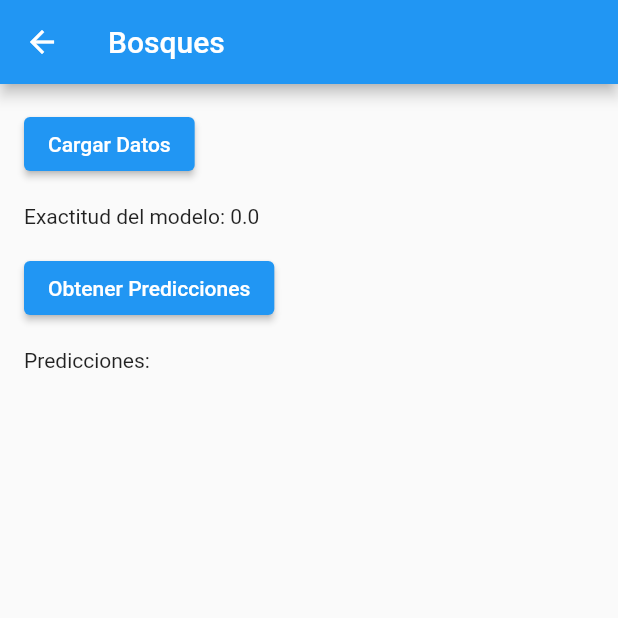
After one commit to Fernando1612/data_mining_project, a Flutter app: the BosquesScreen screen opened directly, after a tap on "Obtener Predicciones", on a phone screen of 412 x 824 dp, the top half of it. The commit adds this screen. Run offline on Flutter 3.47's test engine with Material 2 defaults, Android fonts, the phone set to English and light mode, and no system bars; our stand-ins replace csv, file_picker; network calls fail.

Commit message:
Added forest part 1

```diff
--- /dev/null
+++ b/lib/bosques.dart
@@ -0,0 +1,82 @@
+import 'package:flutter/material.dart';
+import 'package:http/http.dart' as http;
+import 'dart:convert';
+
+class BosquesScreen extends StatefulWidget {
+  @override
+  _BosquesScreenState createState() => _BosquesScreenState();
+}
+
+class _BosquesScreenState extends State<BosquesScreen> {
+  double accuracy = 0.0;
+  List<dynamic> predictions = [];
+  Future<void> cargarDatos() async {
+    final url = Uri.parse('http://127.0.0.1:5000/?target_column=clase_objetivo');
+    final response = await http.get(url);
+    if (response.statusCode == 200) {
+      final data = json.decode(response.body);
+      setState(() {
+        accuracy = data['accuracy'];
+      });
+    } else {
+      throw Exception('Error en la solicitud GET');
+    }
+  }
+
+  Future<void> obtenerPredicciones() async {
+    final nuevosDatos = [{'feature1': 1, 'feature2': 4}, {'feature1': 2, 'feature2': 5}];
+    final url = Uri.parse('http://127.0.0.1:5000/predict');
+    final response = await http.post(
+      url,
+      headers: {'Content-Type': 'application/json'},
+      body: json.encode(nuevosDatos),
+    );
+    if (response.statusCode == 200) {
+      final data = json.decode(response.body);
+      setState(() {
+        predictions = data['predictions'];
+      });
+    } else {
+      throw Exception('Error en la solicitud POST');
+    }
+  }
+
+  @override
+  Widget build(BuildContext context) {
+    return Scaffold(
+      appBar: AppBar(
+        title: Text('Bosques'),
+      ),
+      body: Padding(
+        padding: EdgeInsets.all(16.0),
+        child: Column(
+          crossAxisAlignment: CrossAxisAlignment.start,
+          children: [
+            ElevatedButton(
+              onPressed: () {
+                cargarDatos();
+              },
+              child: Text('Cargar Datos'),
+            ),
+            SizedBox(height: 16.0),
+            Text('Exactitud del modelo: $accuracy'),
+            SizedBox(height: 16.0),
+            ElevatedButton(
+              onPressed: () {
+                obtenerPredicciones();
+              },
+              child: Text('Obtener Predicciones'),
+            ),
+            SizedBox(height: 16.0),
+            Text('Predicciones:'),
+            Column(
+              children: predictions.map((prediction) {
+                return Text(prediction.toString());
+              }).toList(),
+            ),
+          ],
+        ),
+      ),
+    );
+  }
+}
--- a/lib/exploracion.dart
+++ b/lib/exploracion.dart
@@ -33,12 +33,9 @@ class _ExploracionDatosState extends State<ExploracionDatos> {
         throw Exception('Failed to fetch data');
       }
     } catch (e) {
-      // Handle the error
+      print(e);
     }
   }
-
-
-
 
   @override
   Widget build(BuildContext context) {
--- a/lib/models/todo_item.dart
+++ /dev/null
@@ -1,7 +0,0 @@
-class TodoItem{
-  dynamic id;
-  String itemName;
-  bool isExecuted;
-
-  TodoItem({this.id, required this.itemName, required this.isExecuted});
-}
```
Also changed, not shown: lib/acerca.dart (deleted, +0 -14 lines), lib/main.dart (+15 -19 lines), lib/pca.dart (+76 -18 lines), lib/providers/todo_provider.dart (deleted, +0 -76 lines), lib/widgets/tasks.dart (deleted, +0 -96 lines).
